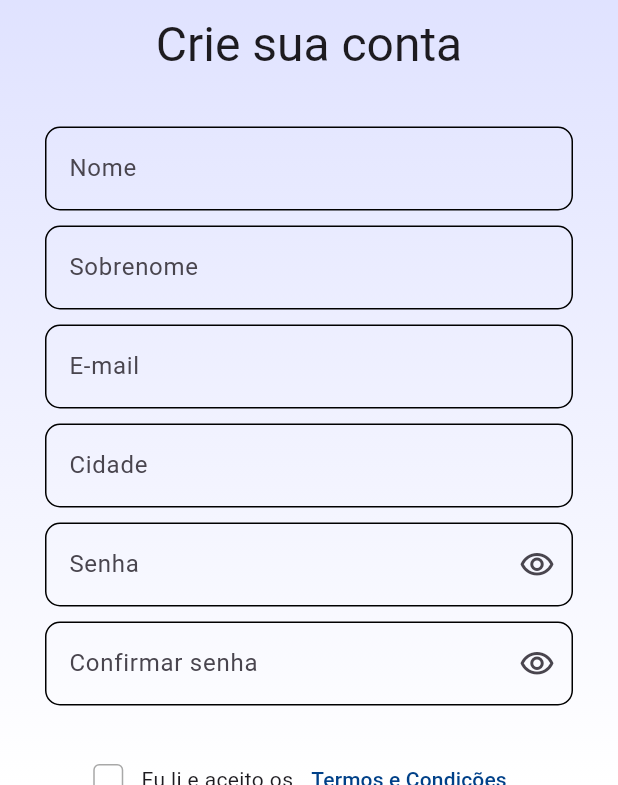
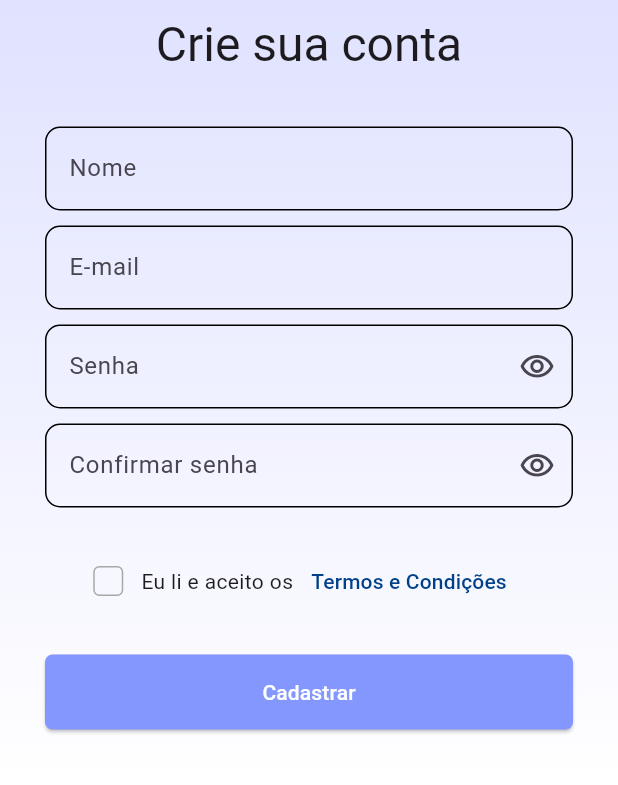
Before and after one commit to bllurryyk/Rota-Eletronica, a Flutter app: the PaginaCadastro screen opened directly, on a phone screen of 412 x 824 dp, the part 451-1236 px from its top. Run offline on Flutter 3.47's test engine with Material 2 defaults, Android fonts, the phone set to English and light mode, and no system bars; our stand-ins replace firebase_auth, firebase_core, flutter_map, geolocator, latlong2, shared_preferences and 1 more; accounts and stored records are empty; generated files the repository leaves out were written again.

Commit message:
refactor(RE-54): removendo campos desnecessários da tela de cadastro

```diff
--- a/Front-end/rota_eletronica/lib/paginas/pagina_cadastro.dart
+++ b/Front-end/rota_eletronica/lib/paginas/pagina_cadastro.dart
@@ -103,28 +103,6 @@ class _PaginaCadastroState extends State<PaginaCadastro> {
                 ),
                 const SizedBox(height: 10),
                 TextFormField(
-                  controller: _controleSobreNome,
-                  keyboardType: TextInputType.name,
-                  decoration: InputDecoration(
-                    labelText: "Sobrenome",
-                    border: OutlineInputBorder(
-                      borderRadius: BorderRadius.circular(10),
-                    ),
-                    enabledBorder: OutlineInputBorder(
-                      borderRadius: BorderRadius.circular(10),
-                    ),
-                  ),
-                  validator: (String? value) {
-                    if (value == null || value.isEmpty) {
-                      return "Por favor, digite seu sobrenome.";
-                    } //else if (_boxAccounts.containsKey(value)) {return "Username is already registered.";}
-
-                    return null;
-                  },
-                  onEditingComplete: () => _focoNoEmail.requestFocus(),
-                ),
-                const SizedBox(height: 10),
-                TextFormField(
                   controller: _controleEmail,
                   focusNode: _focoNoEmail,
                   keyboardType: TextInputType.emailAddress,
@@ -146,28 +124,6 @@ class _PaginaCadastroState extends State<PaginaCadastro> {
                     return null;
                   },
                   onEditingComplete: () => _focoNoSenha.requestFocus(),
-                ),
-                const SizedBox(height: 10),
-                TextFormField(
-                  controller: _controleCidade,
-                  keyboardType: TextInputType.name,
-                  decoration: InputDecoration(
-                    labelText: "Cidade",
-                    border: OutlineInputBorder(
-                      borderRadius: BorderRadius.circular(10),
-                    ),
-                    enabledBorder: OutlineInputBorder(
-                      borderRadius: BorderRadius.circular(10),
-                    ),
-                  ),
-                  validator: (String? value) {
-                    if (value == null || value.isEmpty) {
-                      return "Por favor, digite o nome da dua cidade.";
-                    } // usuário já registrado
-
-                    return null;
-                  },
-                  onEditingComplete: () => _focoNoEmail.requestFocus(),
                 ),
                 const SizedBox(height: 10),
                 TextFormField(
```
